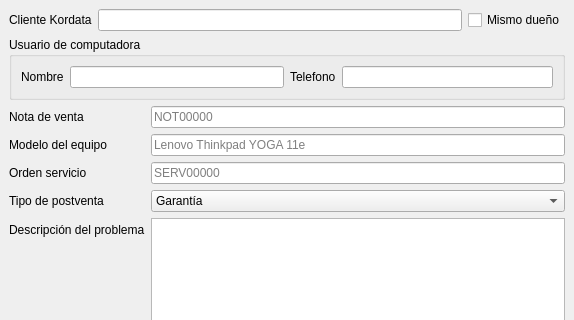
Old version of the form ui/aftersalesui.ui in the repository gabod22/Pixel-after-sell-reporter; both pictures show x 0 to 574 and y 0 to 320 of the 574 by 569 pixel window.
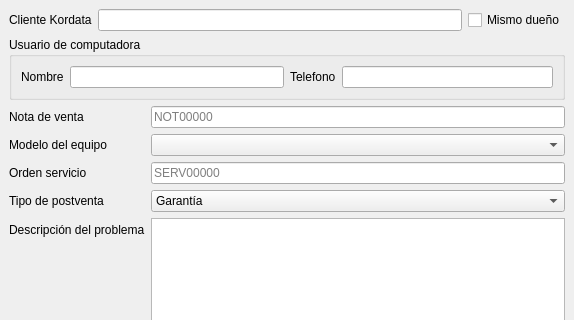
New version of the form.

The edit to the form file:
```diff
--- a/ui/aftersalesui.ui
+++ b/ui/aftersalesui.ui
@@ -100,13 +100,6 @@
         </property>
        </widget>
       </item>
-      <item row="1" column="1">
-       <widget class="QLineEdit" name="TxtModel">
-        <property name="placeholderText">
-         <string>Lenovo Thinkpad YOGA 11e</string>
-        </property>
-       </widget>
-      </item>
       <item row="2" column="0">
        <widget class="QLabel" name="label_6">
         <property name="text">
@@ -162,6 +155,9 @@
       <item row="4" column="1">
        <widget class="QPlainTextEdit" name="TxtProblem"/>
       </item>
+      <item row="1" column="1">
+       <widget class="QComboBox" name="CbxModel"/>
+      </item>
      </layout>
     </item>
     <item>
```
